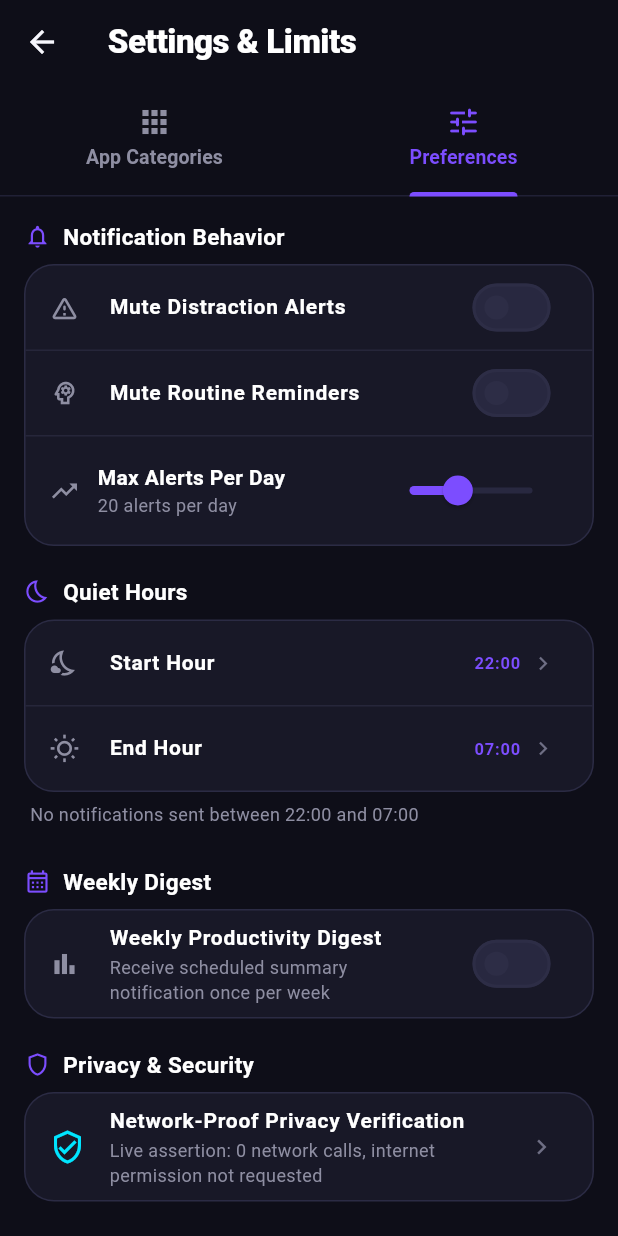
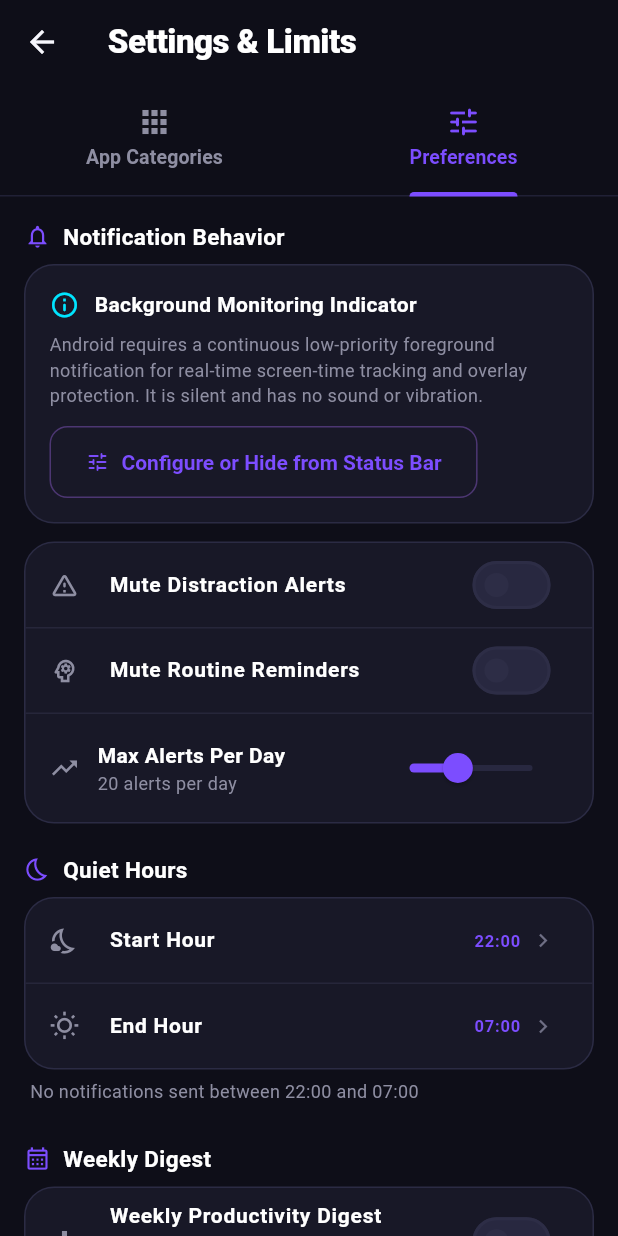
Before and after one commit to Shiva-Kumar-S-M/AI-Routine-Assistant, a Flutter app: the SettingsScreen screen opened directly, tab 2 chosen, on a phone screen of 412 x 824 dp. Run offline on Flutter 3.47's test engine with Material 3 defaults, Android fonts, the phone set to English and light mode, and no system bars; our stand-ins replace fl_chart, flutter_local_notifications, sqflite; missing offline and left inert: flutter_background_service; accounts and stored records are empty.

Commit message:
feat(service): Stage B - consolidate foreground service, silent idempotent monitoring channel and settings control

```diff
--- a/lib/presentation/screens/settings_screen.dart
+++ b/lib/presentation/screens/settings_screen.dart
@@ -7,6 +7,7 @@ import '../../domain/services/retention_policy.dart';
 import '../widgets/category_picker_dialog.dart';
 import '../widgets/app_limit_dialog.dart';
 import '../../services/security_service.dart';
+import '../../services/usage_collector_service.dart';
 import 'network_proof_screen.dart';
 
 class SettingsScreen extends StatefulWidget {
@@ -22,6 +23,7 @@ class _SettingsScreenState extends State<SettingsScreen>
   final SecurityService _securityService = SecurityService();
   final PreferencesRepository _prefs = PreferencesRepository();
   final RetentionPolicy _retentionPolicy = RetentionPolicy();
+  final UsageCollectorService _collector = UsageCollectorService();
 
   late TabController _tabController;
 
@@ -397,6 +399,49 @@ class _SettingsScreenState extends State<SettingsScreen>
         _sectionHeader('Notification Behavior', Icons.notifications_outlined),
         const SizedBox(height: 8),
         _prefCard(
+          child: Padding(
+            padding: const EdgeInsets.all(16),
+            child: Column(
+              crossAxisAlignment: CrossAxisAlignment.start,
+              children: [
+                const Row(
+                  children: [
+                    Icon(Icons.info_outline_rounded, color: Color(0xFF00E5FF), size: 20),
+                    SizedBox(width: 10),
+                    Expanded(
+                      child: Text(
+                        'Background Monitoring Indicator',
+                        style: TextStyle(
+                          color: Colors.white,
+                          fontSize: 14,
+                          fontWeight: FontWeight.bold,
+                        ),
+                      ),
+                    ),
+                  ],
+                ),
+                const SizedBox(height: 8),
+                const Text(
+                  'Android requires a continuous low-priority foreground notification for real-time screen-time tracking and overlay protection. It is silent and has no sound or vibration.',
+                  style: TextStyle(color: Color(0xFF8E8EA2), fontSize: 12, height: 1.4),
+                ),
+                const SizedBox(height: 12),
+                OutlinedButton.icon(
+                  onPressed: () => _collector.openNotificationChannelSettings(),
+                  icon: const Icon(Icons.tune_rounded, size: 16),
+                  label: const Text('Configure or Hide from Status Bar'),
+                  style: OutlinedButton.styleFrom(
+                    foregroundColor: const Color(0xFF7C4DFF),
+                    side: const BorderSide(color: Color(0xFF4C3672)),
+                    shape: RoundedRectangleBorder(borderRadius: BorderRadius.circular(12)),
+                  ),
+                ),
+              ],
+            ),
+          ),
+        ),
+        const SizedBox(height: 12),
+        _prefCard(
           child: Column(
             children: [
               _toggleRow(
--- a/lib/services/background_service.dart
+++ b/lib/services/background_service.dart
@@ -17,11 +17,7 @@ Future<void> initializeBackgroundService() async {
     androidConfiguration: AndroidConfiguration(
       onStart: onStartBackgroundService,
       autoStart: true,
-      isForegroundMode: true,              // ← FIXED: keeps service alive on Android 8+
-      notificationChannelId: 'bg_routine_channel',
-      initialNotificationTitle: 'AI Routine Assistant',
-      initialNotificationContent: 'Monitoring screen time habits on-device',
-      foregroundServiceNotificationId: 888,
+      isForegroundMode: false,
     ),
     iosConfiguration: IosConfiguration(
       autoStart: false,
```
Also changed, not shown: lib/services/usage_collector_service.dart (+9 -0 lines), 2 other files.
